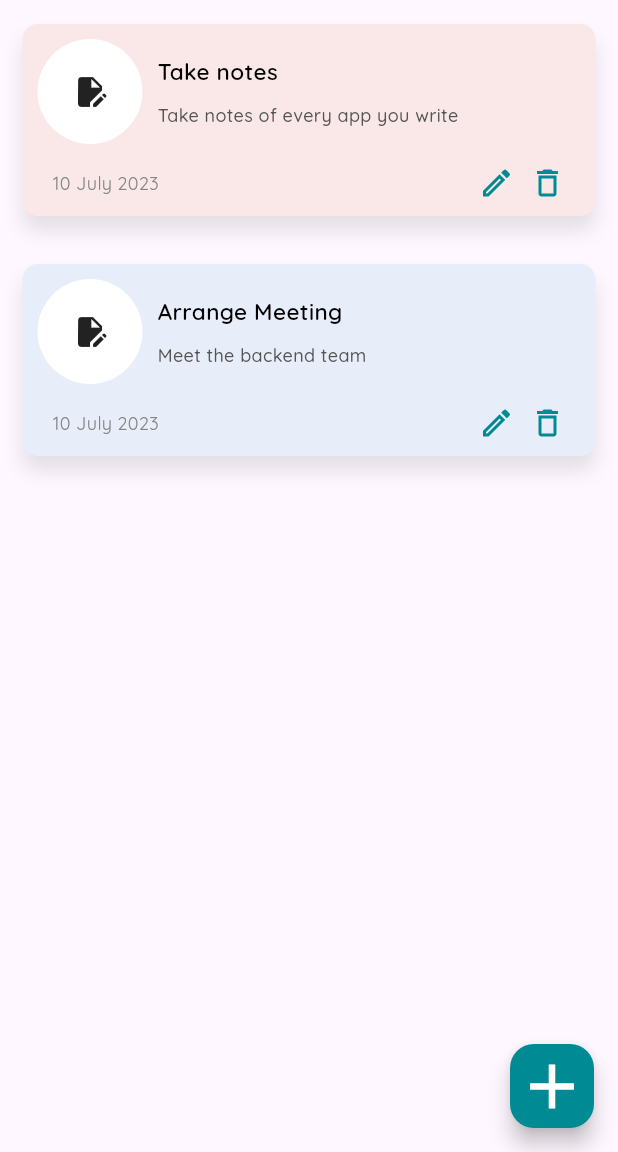
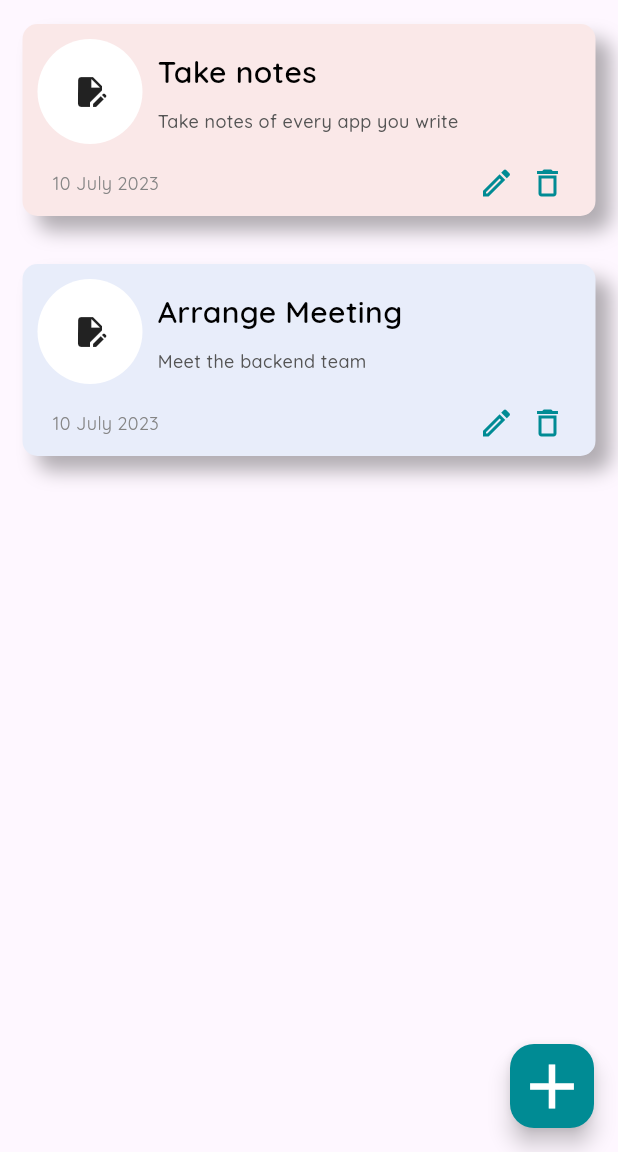
Before and after one commit to kumbharsl/flutter, a Flutter app: the screen it shows after launch, on a phone screen of 412 x 824 dp, the part 84-1236 px from its top. Run offline on Flutter 3.47's test engine with Material 3 defaults, Android fonts, the light colour scheme and no system bars; our stand-ins replace bubble, carousel_slider, google_fonts, smooth_page_indicator.

Commit message:
changes todo app

```diff
--- a/assignments/to_do_app_28/lib/file.dart
+++ b/assignments/to_do_app_28/lib/file.dart
@@ -299,8 +299,8 @@ class _ToDoAppState extends State<ToDoApp> {
                 color: listOfColors[index % listOfColors.length],
                 boxShadow: const [
                   BoxShadow(
-                    offset: Offset(0, 10),
-                    color: Color.fromRGBO(0, 0, 0, 0.1),
+                    offset: Offset(10, 10),
+                    color: Color.fromRGBO(0, 0, 0, 0.3),
                     blurRadius: 10,
                   )
                 ],
@@ -335,7 +335,7 @@ class _ToDoAppState extends State<ToDoApp> {
                                 todoList[index].title,
                                 style: GoogleFonts.quicksand(
                                   fontWeight: FontWeight.w600,
-                                  fontSize: 15,
+                                  fontSize: 20,
                                   color: const Color.fromRGBO(0, 0, 0, 1),
                                 ),
                               ),
--- a/assignments/to_do_app_28/lib/main.dart
+++ b/assignments/to_do_app_28/lib/main.dart
@@ -1,4 +1,3 @@
-// main.dart
 import "package:flutter/material.dart";
 import 'package:to_do_app_28/file.dart';
 
```
